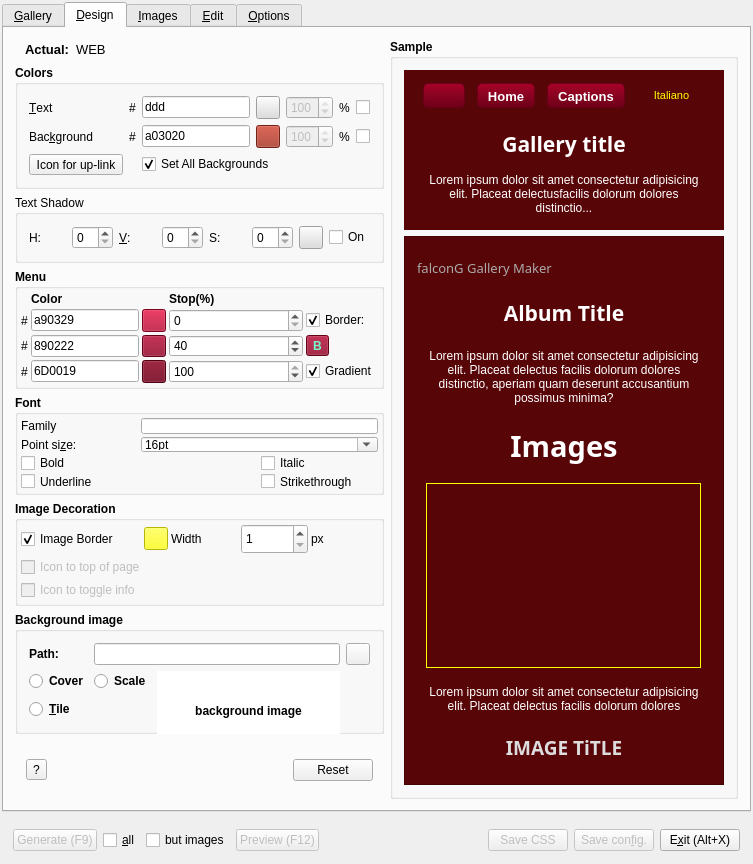
Before: the Qt Designer form src/falcong.ui in solyoma/falconG, drawn with Qt 5.
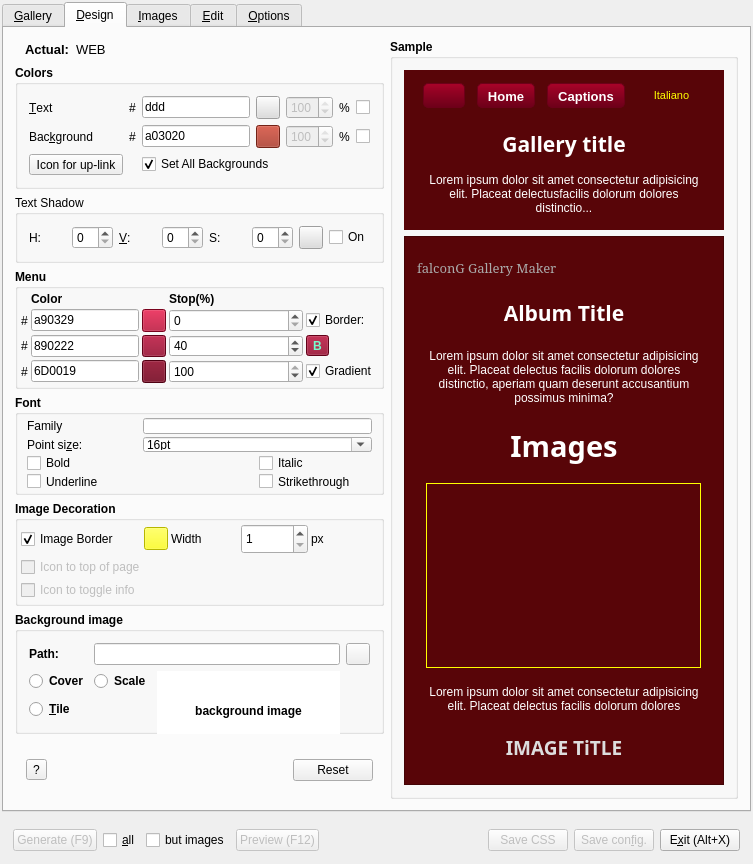
After: the same form once the commit is applied. The open tabs and pages were chosen to show the change. Icons and pictures are not drawn. Custom widgets are drawn as their Qt base class.

Commit message: change to Visual Studio 19.0 Bugfix/feature: different themes have different  top margins in layouts GroupBox title style (color) added

What changed in the file:
```diff
--- a/src/falcong.ui
+++ b/src/falcong.ui
@@ -2168,13 +2168,13 @@
               </property>
               <layout class="QGridLayout" name="gridLayout_13">
                <property name="leftMargin">
-                <number>3</number>
+                <number>9</number>
                </property>
                <property name="topMargin">
                 <number>3</number>
                </property>
                <property name="rightMargin">
-                <number>3</number>
+                <number>9</number>
                </property>
                <property name="bottomMargin">
                 <number>3</number>
@@ -2962,7 +2962,7 @@
                    <widget class="QPushButton" name="btnSmallGalleryTitle">
                     <property name="font">
                      <font>
-                      <family>Constantia,Palatino,Palatino Linotype,Palatino LT STD,Georgia,serif</family>
+                      <family>Constantia</family>
                       <pointsize>10</pointsize>
                       <weight>50</weight>
                       <bold>false</bold>
```
Left out of the diff: 62 changed lines with no effect on the pictures. The commit also changes 4 other files.
